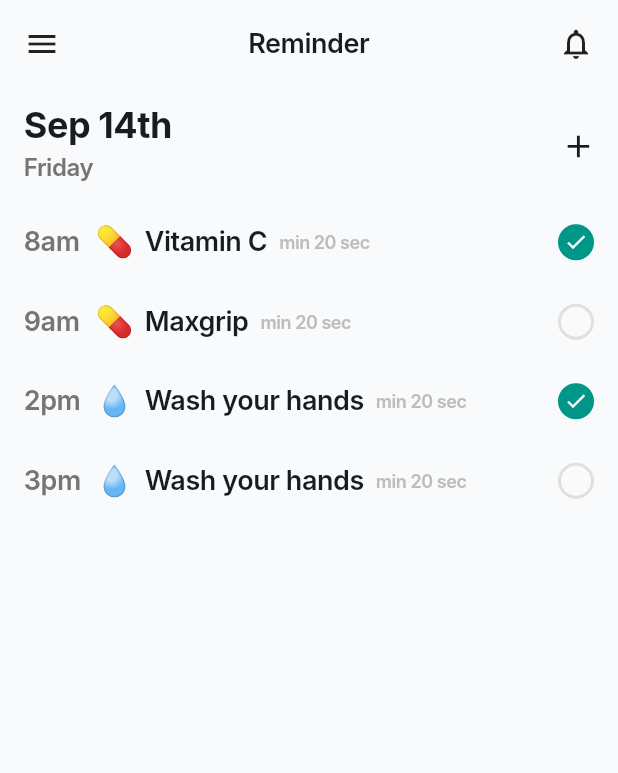
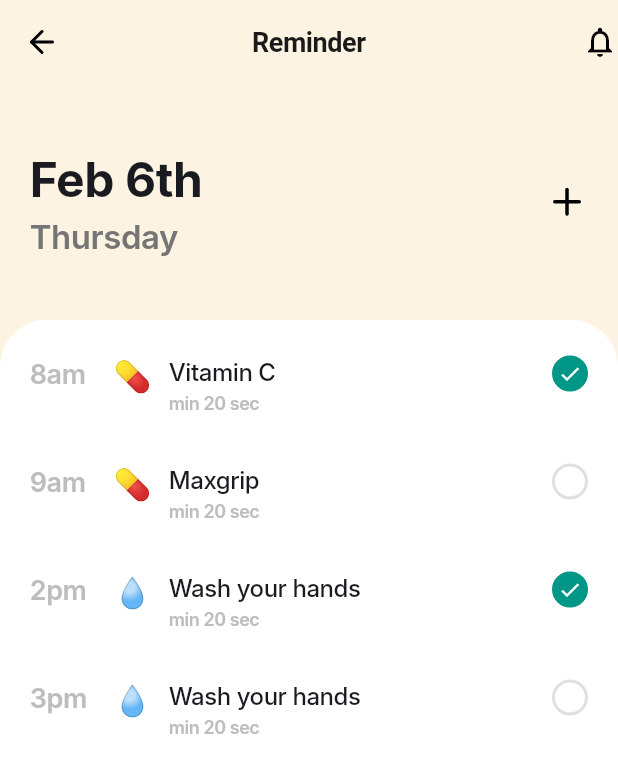
Before and after one commit to nidhisingh5958/cure-bit, a Flutter app: the ReminderScreen screen opened directly, on a phone screen of 412 x 824 dp. Shown: the top 773 px of the screen. Run offline on Flutter 3.47's test engine with Material 3 defaults, Android fonts, the phone set to English and light mode, and no system bars; our stand-ins replace animated_splash_screen, carousel_slider, flutter_riverpod, go_router, lottie, lucide_icons and 1 more; Roboto replaces fonts that are missing (Inter).

Commit message:
nav bar, medicine reminder screen

```diff
--- a/lib/components/routes/router.dart
+++ b/lib/components/routes/router.dart
@@ -142,7 +142,7 @@ final router = GoRouter(
                   path: 'medicine-reminder',
                   parentNavigatorKey: _homeNavigatorKey,
                   name: RouteConstants.medicineReminder,
-                  builder: (context, state) => const MedicineReminder(),
+                  builder: (context, state) => ReminderScreen(),
                 ),
               ],
             ),
--- a/lib/screens/medicine.dart/medicine_screen.dart
+++ b/lib/screens/medicine.dart/medicine_screen.dart
@@ -1,86 +1,132 @@
+import 'package:CuraDocs/screens/medicine.dart/widgets/custom_rect_tween.dart';
+import 'package:CuraDocs/components/status_bar_color.dart';
+import 'package:CuraDocs/screens/medicine.dart/widgets/hero_dialog_route.dart';
+import 'package:CuraDocs/screens/medicine.dart/reminder_details.dart';
 import 'package:flutter/material.dart';
+import 'package:go_router/go_router.dart';
+import 'package:lucide_icons/lucide_icons.dart';
 
-void main() => runApp(const MedicineReminder());
+class ReminderScreen extends StatelessWidget {
+  ReminderScreen({super.key});
 
-class MedicineReminder extends StatelessWidget {
-  const MedicineReminder({super.key});
+  final Color _backgroundColor = Color.fromARGB(255, 252, 243, 226);
 
   @override
   Widget build(BuildContext context) {
-    return MaterialApp(
-      theme: ThemeData(
-        scaffoldBackgroundColor: const Color(0xFFFFF8F0),
-        useMaterial3: true,
+    setStatusBarColor(_backgroundColor);
+    return Scaffold(
+      backgroundColor: _backgroundColor,
+      appBar: AppBar(
+        backgroundColor: _backgroundColor,
+        title: Text('Reminder', style: TextStyle(fontSize: 18)),
+        leading: IconButton(
+          icon: Icon(LucideIcons.arrowLeft, color: Colors.black),
+          onPressed: () => GoRouter.of(context).go('/home'),
         ),
-      home: const ReminderScreen(),
-    );
-  }
-}
-
-class ReminderScreen extends StatelessWidget {
-  const ReminderScreen({super.key});
-
-  @override
-  Widget build(BuildContext context) {
-    return Scaffold(
-      body: SafeArea(
-        child: Padding(
-          padding: const EdgeInsets.all(16.0),
-          child: Column(
+        actions: [
+          Icon(Icons.notifications_none, color: Colors.black),
+        ],
+      ),
+      body: Column(
         children: [
-              _buildHeader(),
           const SizedBox(height: 24),
           _buildDateSection(),
           const SizedBox(height: 24),
-              _buildRemindersList(),
-              const Spacer(),
+          ReminderList(),
         ],
-          ),
-        ),
       ),
     );
   }
 }
 
-Widget _buildHeader() {
-  return Row(
-    mainAxisAlignment: MainAxisAlignment.spaceBetween,
-    children: [
-      const Icon(Icons.menu),
-      const Text('Reminder', style: TextStyle(fontSize: 18)),
-      const Icon(Icons.notifications_none),
-    ],
-  );
-}
+Widget _buildDateSection() {
+  final now = DateTime.now();
+  final months = [
+    'Jan',
+    'Feb',
+    'Mar',
+    'Apr',
+    'May',
+    'Jun',
+    'Jul',
+    'Aug',
+    'Sep',
+    'Oct',
+    'Nov',
+    'Dec'
+  ];
+  final days = [
+    'Monday',
+    'Tuesday',
+    'Wednesday',
+    'Thursday',
+    'Friday',
+    'Saturday',
+    'Sunday'
+  ];
 
-Widget _buildDateSection() {
-  return Row(
+  String formattedDate = '${months[now.month - 1]} ${now.day}th';
+  String dayName = days[now.weekday - 1];
+
+  return Padding(
+    padding: const EdgeInsets.symmetric(vertical: 16, horizontal: 20),
+    child: Row(
       mainAxisAlignment: MainAxisAlignment.spaceBetween,
       children: [
         Column(
           crossAxisAlignment: CrossAxisAlignment.start,
           children: [
-          const Text(
-            'Sep 14th',
-            style: TextStyle(fontSize: 24, fontWeight: FontWeight.bold),
+            Text(
+              formattedDate,
+              style: const TextStyle(fontSize: 32, fontWeight: FontWeight.bold),
             ),
             Text(
-            'Friday',
-            style: TextStyle(color: Colors.grey[600], fontSize: 16),
+              dayName,
+              style: TextStyle(color: Colors.grey[600], fontSize: 22),
             ),
           ],
         ),
-      const Text('+',
-          style: TextStyle(fontSize: 32, fontWeight: FontWeight.w300)),
+        GestureDetector(
+          onTap: () => print('Add reminder'),
+          child: Icon(
+            LucideIcons.plus,
+            color: Colors.black,
+            size: 28,
+            semanticLabel: 'Add reminder',
+          ),
+        ),
       ],
+    ),
   );
 }
 
-Widget _buildRemindersList() {
-  final reminders = [
-    {'time': '8am', 'task': 'Vitamin C', 'icon': '💊', 'completed': true},
-    {'time': '9am', 'task': 'Maxgrip', 'icon': '💊', 'completed': false},
-    {'time': '2pm', 'task': 'Wash your hands', 'icon': '💧', 'completed': true},
+class ReminderList extends StatefulWidget {
+  const ReminderList({super.key});
+
+  @override
+  State<ReminderList> createState() => _ReminderListState();
+}
+
+class _ReminderListState extends State<ReminderList> {
+  final List<Map<String, dynamic>> reminders = [
+    {
+      'time': '8am',
+      'task': 'Vitamin C',
+      'icon': '💊',
+      'completed': true,
+    },
+    {
+      'time': '9am',
+      'task': 'Maxgrip',
+      'icon': '💊',
+      'completed': false,
+    },
+    {
+      'time': '2pm',
+      'task': 'Wash your hands',
+      'icon': '💧',
+      'completed': true,
+    },
     {
       'time': '3pm',
       'task': 'Wash your hands',
@@ -89,30 +135,102 @@ Widget _buildRemindersList() {
     },
   ];
 
+  void toggleComplete(int index) {
+    setState(() {
+      reminders[index]['completed'] = !(reminders[index]['completed'] as bool);
+    });
+  }
+
+  @override
+  Widget build(BuildContext context) {
     return Expanded(
+      child: ClipRRect(
+        borderRadius: BorderRadius.only(
+          topLeft: Radius.circular(32),
+          topRight: Radius.circular(32),
+        ),
+        child: Container(
+          color: Colors.white,
+          child: Column(
+            children: [
+              const SizedBox(height: 24),
+              Expanded(
+                child: GestureDetector(
+                  onTap: () {
+                    Navigator.of(context).push(
+                      HeroDialogRoute(
+                        builder: (context) => Center(
+                          child: Container(
+                            padding: EdgeInsets.all(16),
+                            decoration: BoxDecoration(
+                              color: Colors.white,
+                              borderRadius: BorderRadius.circular(16),
+                            ),
+                            child: Text('Reminder Details'),
+                          ),
+                        ),
+                      ),
+                    );
+                  },
                   child: ListView.builder(
+                    padding: const EdgeInsets.symmetric(horizontal: 20),
                     itemCount: reminders.length,
                     itemBuilder: (context, index) {
                       final reminder = reminders[index];
-        return Padding(
-          padding: const EdgeInsets.only(bottom: 24),
+                      return GestureDetector(
+                        onTap: () {
+                          Navigator.of(context).push(
+                            HeroDialogRoute(
+                              builder: (context) =>
+                                  ReminderDetails(reminder: reminder),
+                            ),
+                          );
+                        },
+                        child: _buildReminderItem(reminder, index),
+                      );
+                    },
+                  ),
+                ),
+              ),
+            ],
+          ),
+        ),
+      ),
+    );
+  }
+
+  Widget _buildReminderItem(Map<String, dynamic> reminder, int index) {
+    return Hero(
+      tag: 'reminder-${reminder['task']}',
+      child: Material(
+        color: Colors.transparent,
+        child: Padding(
+          padding: const EdgeInsets.only(bottom: 32),
           child: Row(
+            crossAxisAlignment: CrossAxisAlignment.start,
             children: [
               SizedBox(
                 width: 48,
                 child: Text(
                   reminder['time']! as String,
-                  style: TextStyle(color: Colors.grey[600]),
+                  style: TextStyle(color: Colors.grey[400]),
                 ),
               ),
-              Expanded(
-                child: Row(
-                  children: [
+              const SizedBox(width: 8),
               Text(reminder['icon']! as String,
                   style: const TextStyle(fontSize: 20)),
-                    const SizedBox(width: 8),
-                    Text(reminder['task']! as String),
-                    const SizedBox(width: 8),
+              const SizedBox(width: 12),
+              Expanded(
+                child: Column(
+                  crossAxisAlignment: CrossAxisAlignment.start,
+                  children: [
+                    Text(
+                      reminder['task']! as String,
+                      style: const TextStyle(
+                        fontSize: 16,
+                        fontWeight: FontWeight.w500,
+                      ),
+                    ),
                     Text(
                       'min 20 sec',
                       style: TextStyle(
@@ -123,7 +241,9 @@ Widget _buildRemindersList() {
                   ],
                 ),
               ),
-              Container(
+              GestureDetector(
+                onTap: () => toggleComplete(index),
+                child: Container(
                   width: 24,
                   height: 24,
                   decoration: BoxDecoration(
@@ -142,10 +262,11 @@ Widget _buildRemindersList() {
                       ? const Icon(Icons.check, size: 16, color: Colors.white)
                       : null,
                 ),
+              ),
             ],
           ),
-        );
-      },
+        ),
       ),
     );
   }
+}
--- /dev/null
+++ b/lib/screens/medicine.dart/widgets/hero_dialog_route.dart
@@ -0,0 +1,37 @@
+import 'package:flutter/material.dart';
+
+class HeroDialogRoute<T> extends PageRoute<T> {
+  HeroDialogRoute({required this.builder}) : super();
+
+  final WidgetBuilder builder;
+
+  @override
+  bool get opaque => false;
+
+  @override
+  bool get barrierDismissible => true;
+
+  @override
+  Duration get transitionDuration => const Duration(milliseconds: 300);
+
+  @override
+  bool get maintainState => true;
+
+  @override
+  Color get barrierColor => Colors.black.withOpacity(0.5);
+
+  @override
+  Widget buildTransitions(BuildContext context, Animation<double> animation,
+      Animation<double> secondaryAnimation, Widget child) {
+    return child;
+  }
+
+  @override
+  Widget buildPage(BuildContext context, Animation<double> animation,
+      Animation<double> secondaryAnimation) {
+    return builder(context);
+  }
+
+  @override
+  String? get barrierLabel => 'Popup dialog open';
+}
--- a/pubspec.yaml
+++ b/pubspec.yaml
@@ -81,7 +81,7 @@ flutter:
     - assets/images/
     - assets/icons/
     - assets/animations/
-    - assets/RiveAssets/
+
 
   # An image asset can refer to one or more resolution-specific "variants", see
   # https://flutter.dev/to/resolution-aware-images
```
Also changed, not shown: lib/components/routes/navigation_bar.dart (+9 -10 lines), lib/components/status_bar_color.dart (added, +9 -0 lines), lib/screens/medicine.dart/reminder_details.dart (added, +106 -0 lines), lib/screens/medicine.dart/widgets/custom_rect_tween.dart (added, +23 -0 lines), assets/images/pill.png (added), 7 other files. Lines whose indentation alone changed are shown as unchanged.
